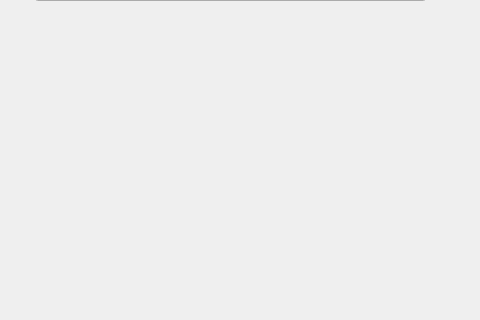
The window that Locker/mainpagelivreur.ui (maxjbs93/Locker) describes before a commit, drawn with Qt 5; both pictures show x 165 to 645 and y 280 to 600 of the 800 by 600 pixel window.
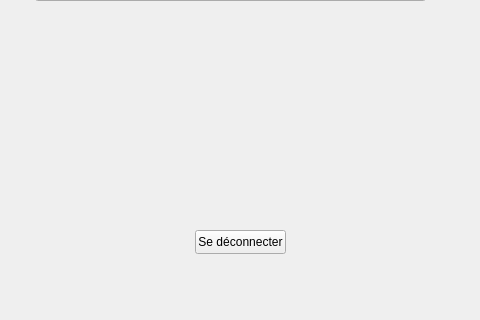
The same window after the commit.

What changed in the file:
```diff
--- a/Locker/mainpagelivreur.ui
+++ b/Locker/mainpagelivreur.ui
@@ -84,6 +84,19 @@
      <string>Certifier la livraison d'une commande</string>
     </property>
    </widget>
+   <widget class="QPushButton" name="pushButton_deconnexion">
+    <property name="geometry">
+     <rect>
+      <x>360</x>
+      <y>510</y>
+      <width>91</width>
+      <height>24</height>
+     </rect>
+    </property>
+    <property name="text">
+     <string>Se déconnecter</string>
+    </property>
+   </widget>
   </widget>
   <widget class="QMenuBar" name="menubar">
    <property name="geometry">
```
